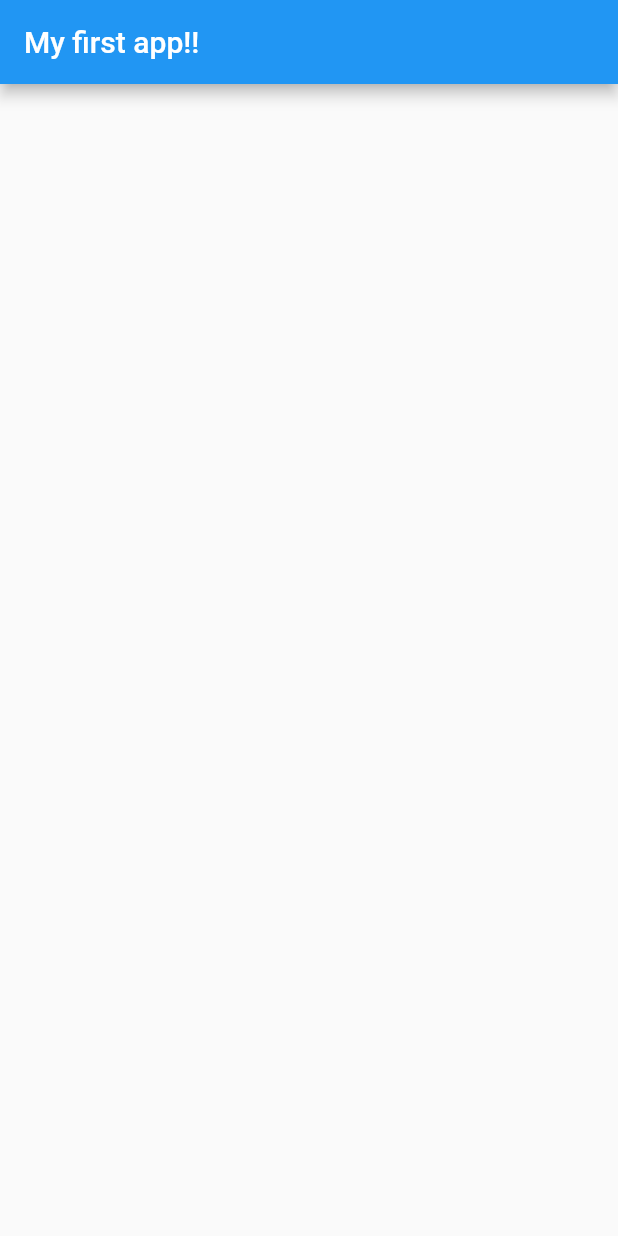
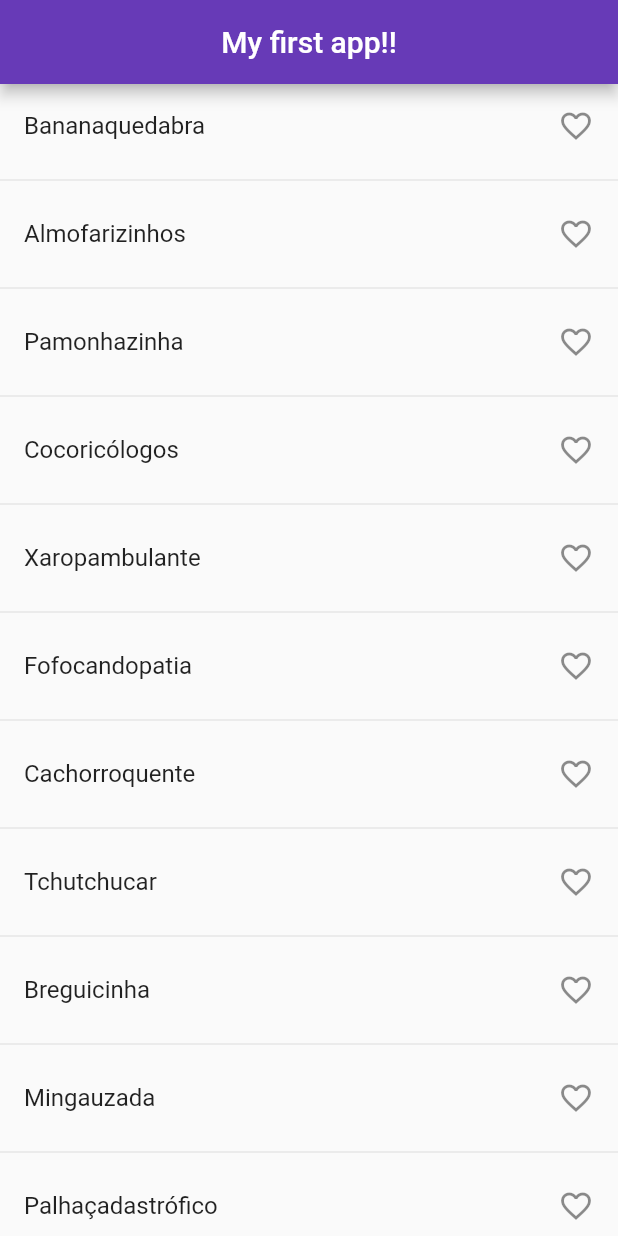
Before and after one commit to Gabriel-Malenowitch/flutter-simple-list-app, a Flutter app: the screen it shows after launch, on a phone screen of 412 x 824 dp. Run offline on Flutter 3.47's test engine with Material 2 defaults, Android fonts, the phone set to English and light mode, and no system bars.

Commit message:
feat: create list

```diff
--- a/lib/main.dart
+++ b/lib/main.dart
@@ -1,4 +1,26 @@
 import 'package:flutter/material.dart';
+
+// Deixando aqui só pra ficar mais fácil de ler, mas essa constante deveria estar em outro lugar.
+final globalWords = [
+  'Bananaquedabra',
+  'Almofarizinhos',
+  'Pamonhazinha',
+  'Cocoricólogos',
+  'Xaropambulante',
+  'Fofocandopatia',
+  'Cachorroquente',
+  'Tchutchucar',
+  'Breguicinha',
+  'Mingauzada',
+  'Palhaçadastrófico',
+  'Chocalhotas',
+  'Babadoconfusão',
+  'Trapalhiquices',
+  'Boboquicestral',
+  'Malabarinhas',
+  'Gravatacolorida',
+  'Cacarejante',
+];
 
 void main() => runApp(const MyApp());
 
@@ -8,15 +30,54 @@ class MyApp extends StatelessWidget {
   @override
   Widget build(BuildContext context) {
     return MaterialApp(
-      title: 'Flutter Demo',
-      theme: ThemeData(
-        primaryColor: Colors.deepPurple[400],
-      ),
-      home: Scaffold(
-        appBar: AppBar(
-          title: const Text('My first app!!'),
-        ),
-      ),
-    );
+        title: 'Flutter Demo',
+        theme:
+            ThemeData(appBarTheme: const AppBarTheme(color: Colors.deepPurple)),
+        home: Scaffold(
+          appBar: AppBar(
+            title: const Text('My first app!!'),
+            centerTitle: true,
+            // backgroundColor: Colors.deepPurple,
+          ),
+          body: BodyWidgetWithState(),
+        ));
   }
 }
+
+class BodyWidgetWithState extends StatefulWidget {
+  final List<String> words = globalWords;
+  final List<String> savedWords = [];
+
+  BodyWidgetWithState({super.key});
+
+  @override
+  Body createState() => Body();
+}
+
+class Body extends State<BodyWidgetWithState> {
+  @override
+  Widget build(BuildContext context) {
+    return ListView.separated(
+        itemCount: widget.words.length,
+        separatorBuilder: (BuildContext context, int index) => const Divider(),
+        itemBuilder: (BuildContext context, int index) {
+          final word = widget.words[index];
+          final isAlreadySaved = widget.savedWords.contains(word);
+
+          return ListTile(
+              trailing: Icon(
+                  isAlreadySaved ? Icons.favorite : Icons.favorite_border,
+                  color: isAlreadySaved ? Colors.deepPurple : null),
+              title: Text(widget.words[index]),
+              onTap: () {
+                setState(() {
+                  if (isAlreadySaved) {
+                    widget.savedWords.remove(word);
+                  } else {
+                    widget.savedWords.add(word);
+                  }
+                });
+              });
+        });
+  }
+}
```
